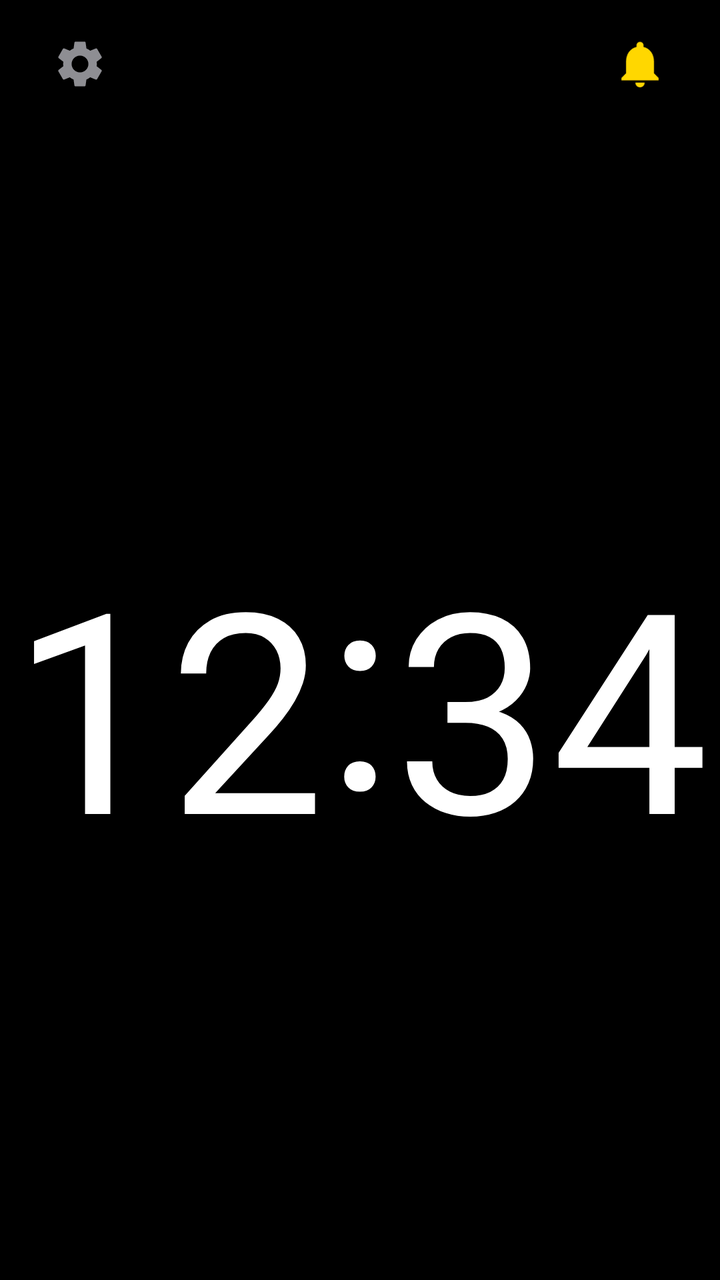
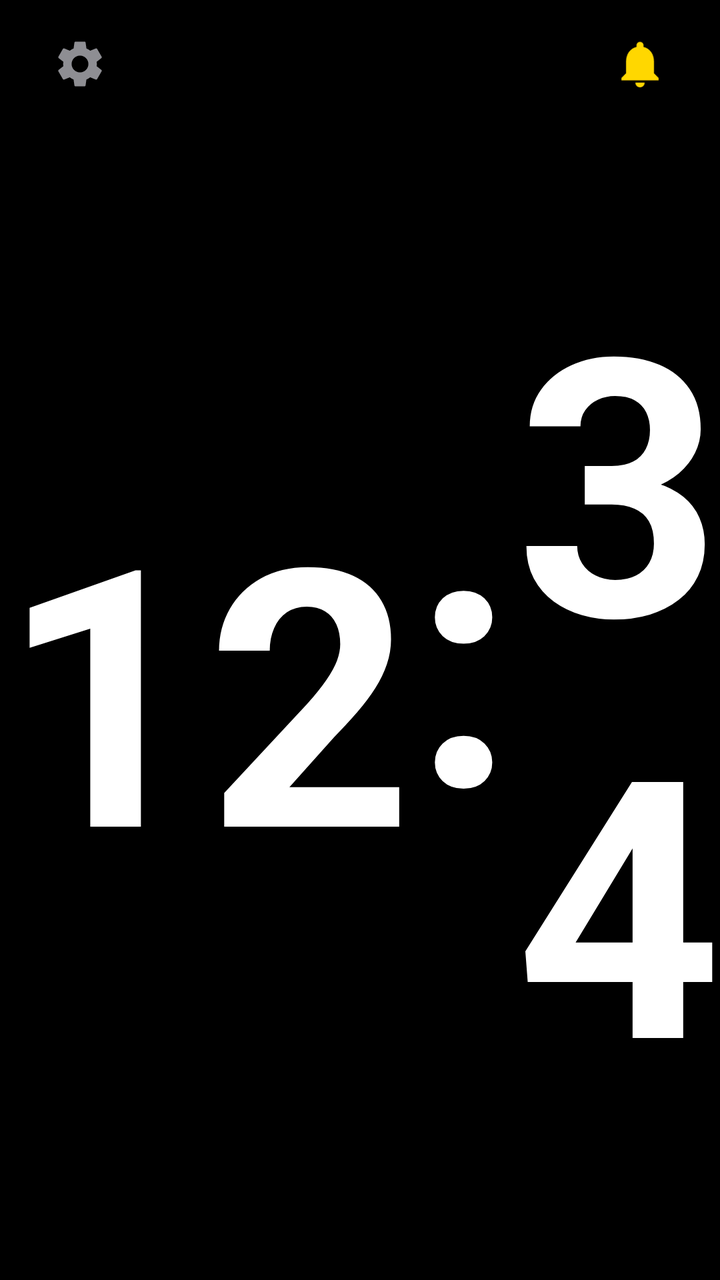

Screens rendered from an Android XML layout before and after an edit, with the pre-edit source and the edit as a unified diff.
<!-- AndroidManifest.xml: application theme Theme.DiaClock -->
<!-- res/layout/activity_main.xml -->
<?xml version="1.0" encoding="utf-8"?>
<androidx.constraintlayout.widget.ConstraintLayout 
    xmlns:android="http://schemas.android.com/apk/res/android"
    xmlns:app="http://schemas.android.com/apk/res-auto"
    xmlns:tools="http://schemas.android.com/tools"
    android:id="@+id/mainRootLayout"
    android:layout_width="match_parent"
    android:layout_height="match_parent"
    android:background="@color/black"
    android:keepScreenOn="true"
    tools:context=".MainActivity">

    
    <androidx.constraintlayout.widget.ConstraintLayout
        android:id="@+id/statusBarContainer"
        android:layout_width="match_parent"
        android:layout_height="64dp"
        app:layout_constraintTop_toTopOf="parent"
        app:layout_constraintStart_toStartOf="parent"
        app:layout_constraintEnd_toEndOf="parent"
        android:paddingStart="16dp"
        android:paddingEnd="16dp">

        
        <ImageView
            android:id="@+id/ivSettings"
            android:layout_width="48dp"
            android:layout_height="48dp"
            android:src="@drawable/ic_gear"
            android:contentDescription="Settings"
            android:clickable="true"
            android:focusable="true"
            android:background="?attr/selectableItemBackgroundBorderless"
            android:padding="10dp"
            app:layout_constraintStart_toStartOf="parent"
            app:layout_constraintTop_toTopOf="parent"
            app:layout_constraintBottom_toBottomOf="parent"/>

        
        <ImageView
            android:id="@+id/ivNetworkWarning"
            android:layout_width="48dp"
            android:layout_height="48dp"
            android:src="@drawable/ic_warning"
            android:contentDescription="Connection Warning"
            android:visibility="gone"
            android:padding="10dp"
            app:layout_constraintEnd_toStartOf="@id/ivAlarmBell"
            app:layout_constraintTop_toTopOf="parent"
            app:layout_constraintBottom_toBottomOf="parent"
            android:layout_marginEnd="8dp"/>

        
        <ImageView
            android:id="@+id/ivAlarmBell"
            android:layout_width="48dp"
            android:layout_height="48dp"
            android:src="@drawable/ic_bell_active"
            android:contentDescription="Alarms Toggle"
            android:clickable="true"
            android:focusable="true"
            android:background="?attr/selectableItemBackgroundBorderless"
            android:padding="10dp"
            app:layout_constraintEnd_toEndOf="parent"
            app:layout_constraintTop_toTopOf="parent"
            app:layout_constraintBottom_toBottomOf="parent"/>

    </androidx.constraintlayout.widget.ConstraintLayout>

    
    <FrameLayout
        android:id="@+id/centralClickArea"
        android:layout_width="wrap_content"
        android:layout_height="wrap_content"
        android:clickable="true"
        android:focusable="true"
        app:layout_constraintLeft_toLeftOf="parent"
        app:layout_constraintRight_toRightOf="parent"
        app:layout_constraintTop_toBottomOf="@id/statusBarContainer"
        app:layout_constraintBottom_toBottomOf="parent">

        
        <LinearLayout
            android:id="@+id/layoutTime"
            android:layout_width="wrap_content"
            android:layout_height="wrap_content"
            android:orientation="horizontal"
            android:gravity="center"
            android:visibility="visible">

            <TextView
                android:id="@+id/tvHours"
                android:layout_width="wrap_content"
                android:layout_height="wrap_content"
                android:text="12"
                android:textSize="140sp"
                android:textStyle="bold"
                android:fontFamily="sans-serif-thin"
                android:textColor="@color/white"/>

            <TextView
                android:id="@+id/tvColon"
                android:layout_width="wrap_content"
                android:layout_height="wrap_content"
                android:text=":"
                android:textSize="140sp"
                android:textStyle="bold"
                android:fontFamily="sans-serif-thin"
                android:textColor="@color/white"
                android:layout_marginBottom="12dp"/>

            <TextView
                android:id="@+id/tvMinutes"
                android:layout_width="wrap_content"
                android:layout_height="wrap_content"
                android:text="34"
                android:textSize="140sp"
                android:textStyle="bold"
                android:fontFamily="sans-serif-thin"
                android:textColor="@color/white"/>

        </LinearLayout>

        
        <LinearLayout
            android:id="@+id/layoutGlucose"
            android:layout_width="wrap_content"
            android:layout_height="wrap_content"
            android:orientation="horizontal"
            android:gravity="bottom"
            android:visibility="gone">

            <TextView
                android:id="@+id/tvGlucose"
                android:layout_width="wrap_content"
                android:layout_height="wrap_content"
                android:text="5.5"
                android:textSize="140sp"
                android:textStyle="bold"
                android:fontFamily="sans-serif-thin"
                android:textColor="@color/white"
                android:includeFontPadding="false"/>

            <TextView
                android:id="@+id/tvGlucoseUnit"
                android:layout_width="wrap_content"
                android:layout_height="wrap_content"
                android:text=" mmol/L"
                android:textSize="32sp"
                android:fontFamily="sans-serif-light"
                android:textColor="@color/text_secondary"
                android:layout_marginBottom="28dp"
                android:includeFontPadding="false"/>

        </LinearLayout>

    </FrameLayout>

</androidx.constraintlayout.widget.ConstraintLayout>
<!-- resources referenced by this layout -->
<resources>
  <color name="black">#000000</color>
  <color name="text_secondary">#8E8E93</color>
  <color name="white">#FFFFFF</color>
  <!-- drawable ic_bell_active (drawable) -->
  <vector xmlns:android="http://schemas.android.com/apk/res/android"
      android:width="24dp"
      android:height="24dp"
      android:viewportWidth="24"
      android:viewportHeight="24">
    <path
        android:fillColor="#FFD700"
        android:pathData="M12,22c1.1,0 2,-0.9 2,-2h-4c0,1.1 0.9,2 2,2zM18,16v-5c0,-3.07 -1.63,-5.64 -4.5,-6.32V4c0,-0.83 -0.67,-1.5 -1.5,-1.5s-1.5,0.67 -1.5,1.5v0.68C7.64,5.36 6,7.92 6,11v5l-2,2v1h16v-1l-2,-2z"/>
  </vector>
  <!-- drawable ic_gear (drawable) -->
  <vector xmlns:android="http://schemas.android.com/apk/res/android"
      android:width="24dp"
      android:height="24dp"
      android:viewportWidth="24"
      android:viewportHeight="24">
    <path
        android:fillColor="#8E8E93"
        android:pathData="M19.14,12.94c0.04,-0.3 0.06,-0.61 0.06,-0.94c0,-0.32 -0.02,-0.64 -0.07,-0.94l2.03,-1.58c0.18,-0.14 0.23,-0.41 0.12,-0.61l-1.92,-3.32c-0.12,-0.22 -0.37,-0.29 -0.59,-0.22l-2.39,0.96c-0.5,-0.38 -1.03,-0.7 -1.62,-0.94L14.4,2.81c-0.04,-0.24 -0.24,-0.41 -0.48,-0.41h-3.84c-0.24,0 -0.43,0.17 -0.47,0.41L9.25,5.35C8.66,5.59 8.13,5.91 7.63,6.29L5.24,5.33c-0.22,-0.08 -0.47,0 -0.59,0.22L2.74,8.87c-0.12,0.21 -0.08,0.47 0.12,0.61l2.03,1.58C4.84,11.36 4.8,11.69 4.8,12c0,0.31 0.02,0.64 0.07,0.94l-2.03,1.58c-0.18,0.14 -0.23,0.41 -0.12,0.61l1.92,3.32c0.12,0.22 0.37,0.29 0.59,0.22l2.39,-0.96c0.5,0.38 1.03,0.7 1.62,0.94l0.36,2.54c0.05,0.24 0.24,0.41 0.48,0.41h3.84c0.24,0 0.44,-0.17 0.47,-0.41l0.36,-2.54c0.59,-0.24 1.13,-0.56 1.62,-0.94l2.39,0.96c0.22,0.08 0.47,0 0.59,-0.22l1.92,-3.32c0.12,-0.22 0.07,-0.47 -0.12,-0.61l-2.01,-1.58zM12,15.6c-1.98,0 -3.6,-1.62 -3.6,-3.6s1.62,-3.6 3.6,-3.6 3.6,1.62 3.6,3.6 -1.62,3.6 -3.6,3.6z"/>
  </vector>
  <!-- drawable ic_warning (drawable) -->
  <vector xmlns:android="http://schemas.android.com/apk/res/android"
      android:width="24dp"
      android:height="24dp"
      android:viewportWidth="24"
      android:viewportHeight="24">
    <path
        android:fillColor="#FF9500"
        android:pathData="M1,21h22L12,2L1,21zM13,18h-2v-2h2v2zM13,14h-2v-4h2v4z"/>
  </vector>
  <style name="Theme.DiaClock" parent="Theme.MaterialComponents.NoActionBar">
          
          <item name="colorPrimary">@color/colorPrimary</item>
          <item name="colorPrimaryDark">@color/colorPrimaryDark</item>
          <item name="colorAccent">@color/colorAccent</item>
          
          
          <item name="android:windowBackground">@color/black</item>
          <item name="android:windowNoTitle">true</item>
          <item name="android:windowFullscreen">true</item>
      </style>
  <color name="colorPrimary">#BB86FC</color>
  <color name="colorPrimaryDark">#3700B3</color>
  <color name="colorAccent">#03DAC6</color>
</resources>

<!-- the commit's change to res/layout/activity_main.xml (unified diff, before → after) -->
@@ -72,8 +72,8 @@
         android:id="@+id/centralClickArea"
         android:layout_width="wrap_content"
         android:layout_height="wrap_content"
-        android:clickable="true"
-        android:focusable="true"
+        android:clickable="false"
+        android:focusable="false"
         app:layout_constraintLeft_toLeftOf="parent"
         app:layout_constraintRight_toRightOf="parent"
         app:layout_constraintTop_toBottomOf="@id/statusBarContainer"
@@ -93,31 +93,31 @@
                 android:layout_width="wrap_content"
                 android:layout_height="wrap_content"
                 android:text="12"
-                android:textSize="140sp"
+                android:textSize="180sp"
                 android:textStyle="bold"
-                android:fontFamily="sans-serif-thin"
-                android:textColor="@color/white"/>
+                android:textColor="@color/white"
+                android:includeFontPadding="false"/>
 
             <TextView
                 android:id="@+id/tvColon"
                 android:layout_width="wrap_content"
                 android:layout_height="wrap_content"
                 android:text=":"
-                android:textSize="140sp"
+                android:textSize="180sp"
                 android:textStyle="bold"
-                android:fontFamily="sans-serif-thin"
                 android:textColor="@color/white"
-                android:layout_marginBottom="12dp"/>
+                android:layout_marginBottom="20dp"
+                android:includeFontPadding="false"/>
 
             <TextView
                 android:id="@+id/tvMinutes"
                 android:layout_width="wrap_content"
                 android:layout_height="wrap_content"
                 android:text="34"
-                android:textSize="140sp"
+                android:textSize="180sp"
                 android:textStyle="bold"
-                android:fontFamily="sans-serif-thin"
-                android:textColor="@color/white"/>
+                android:textColor="@color/white"
+                android:includeFontPadding="false"/>
 
         </LinearLayout>
 
@@ -134,10 +134,9 @@
                 android:id="@+id/tvGlucose"
                 android:layout_width="wrap_content"
                 android:layout_height="wrap_content"
-                android:text="5.5"
-                android:textSize="140sp"
+                android:text="5.5 →"
+                android:textSize="180sp"
                 android:textStyle="bold"
-                android:fontFamily="sans-serif-thin"
                 android:textColor="@color/white"
                 android:includeFontPadding="false"/>
 
@@ -145,11 +144,12 @@
                 android:id="@+id/tvGlucoseUnit"
                 android:layout_width="wrap_content"
                 android:layout_height="wrap_content"
-                android:text=" mmol/L"
-                android:textSize="32sp"
-                android:fontFamily="sans-serif-light"
+                android:text=" ммоль/л"
+                android:textSize="28sp"
+                android:textStyle="bold"
                 android:textColor="@color/text_secondary"
-                android:layout_marginBottom="28dp"
+                android:layout_marginBottom="36dp"
+                android:layout_marginStart="8dp"
                 android:includeFontPadding="false"/>
 
         </LinearLayout>
